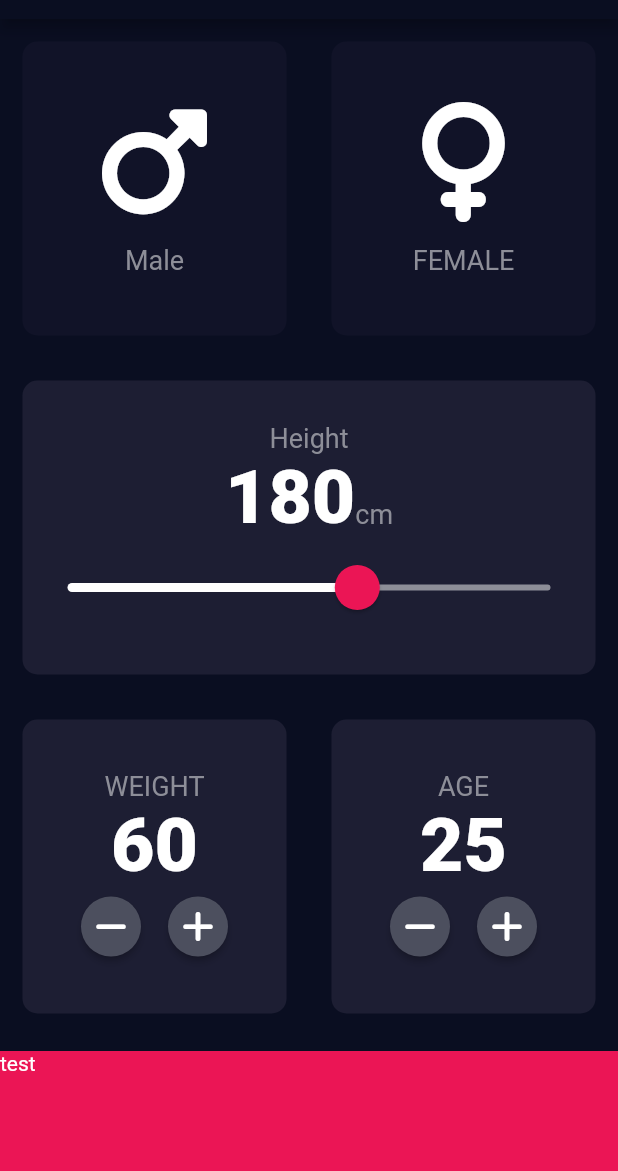
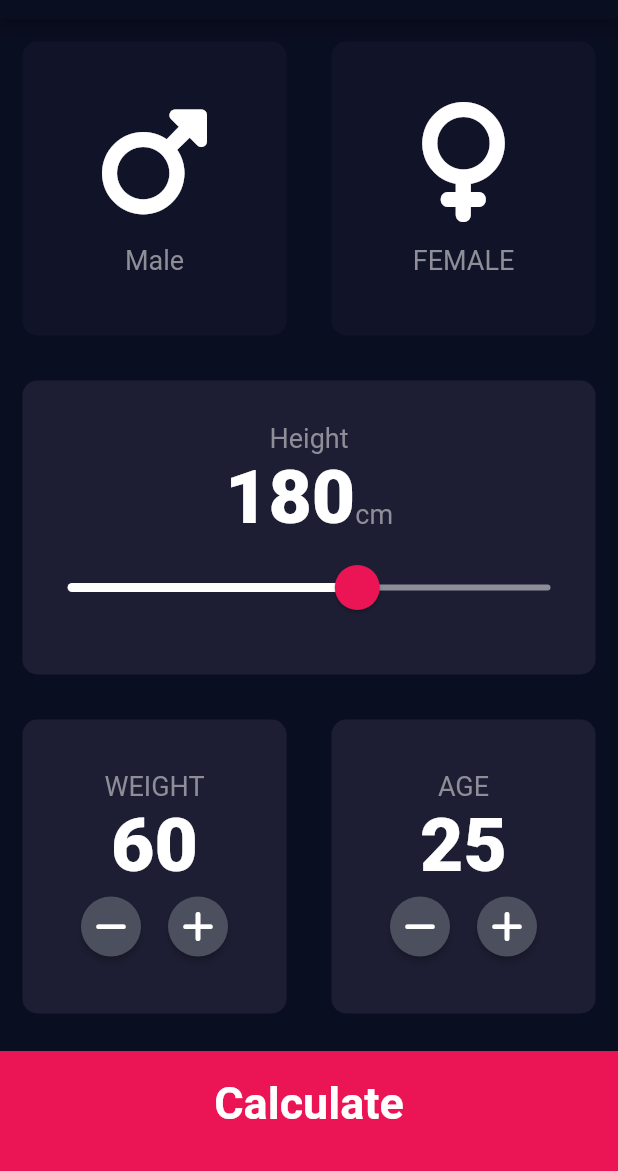
Before and after one commit to boc1234/bmi_calculator, a Flutter app: the screen it shows after launch, on a phone screen of 412 x 824 dp, the part 65-1236 px from its top. Run offline on Flutter 3.47's test engine with Material 2 defaults, Android fonts, the phone set to English and light mode, and no system bars; our stand-ins replace font_awesome_flutter.

Commit message:
new in develop

```diff
--- /dev/null
+++ b/lib/components/bottom_button.dart
@@ -0,0 +1,34 @@
+import 'package:flutter/material.dart';
+import '../constants.dart';
+
+class BottomButton extends StatelessWidget {
+   BottomButton({
+    super.key,
+    required this.buttonTitle,
+    required this.onTap,
+  });
+  final String buttonTitle;
+  final VoidCallback onTap;
+  @override
+  Widget build(BuildContext context) {
+    return GestureDetector(
+      onTap: onTap,
+        // Navigator.push(context,
+        //     MaterialPageRoute(builder: (context) => ResultPage()));
+
+      child: Container(
+        color: kBottomContainerColor,
+        margin: EdgeInsets.only(top: 10.0),
+        width: double.infinity,
+        height: kBottomContainerHeight,
+        padding: EdgeInsets.only(bottom: 10.0),
+        child: Center(
+          child: Text(
+            buttonTitle,
+            style: kLargeButtonTextStyle,
+          ),
+        ),
+      ),
+    );
+  }
+}
--- a/lib/icon_content.dart
+++ b/lib/components/icon_content.dart
@@ -1,6 +1,6 @@
 import 'package:flutter/material.dart';
 
-import 'constants.dart';
+import '../constants.dart';
 
 
 class IconContent extends StatelessWidget {
--- /dev/null
+++ b/lib/components/round_icon_button.dart
@@ -0,0 +1,21 @@
+import 'package:flutter/material.dart';
+
+class RoundIconButton extends StatelessWidget {
+  const RoundIconButton(
+      {super.key, required this.icon, required this.onPressed});
+  final IconData? icon;
+  final VoidCallback? onPressed;
+  @override
+  Widget build(BuildContext context) {
+    return RawMaterialButton(
+      constraints: BoxConstraints.tightFor(
+        width: 40.0,
+        height: 40.0,
+      ),
+      onPressed: onPressed,
+      shape: CircleBorder(),
+      fillColor: Color(0xFF4C4F5E),
+      child: Icon(icon),
+    );
+  }
+}
--- a/lib/main.dart
+++ b/lib/main.dart
@@ -1,5 +1,5 @@
 import 'package:flutter/material.dart';
-import 'input_page.dart';
+import 'screens/input_page.dart';
 
 void main() {
   runApp(BMICalculator());
--- a/lib/result_page.dart
+++ /dev/null
@@ -1,16 +0,0 @@
-import 'package:flutter/material.dart';
-
-class ResultPage extends StatelessWidget {
-  const ResultPage({super.key});
-
-  @override
-  Widget build(BuildContext context) {
-    return  Scaffold(
-        appBar: AppBar(
-          title: Text("BMI CALCULATOR"),
-        ),
-        body: Text("test"),
-      );
-
-  }
-}
--- a/lib/input_page.dart
+++ b/lib/screens/input_page.dart
@@ -1,10 +1,12 @@
-import 'package:bmi_calculator/result_page.dart';
+import 'package:bmi_calculator/calculator_brain.dart';
+import 'package:bmi_calculator/components/round_icon_button.dart';
+import 'result_page.dart';
 import 'package:flutter/material.dart';
 import 'package:font_awesome_flutter/font_awesome_flutter.dart';
-import 'constants.dart';
-import 'reuseable_card.dart';
-import 'icon_content.dart';
-
+import '../components/bottom_button.dart';
+import '../constants.dart';
+import '../components/reuseable_card.dart';
+import '../components/icon_content.dart';
 
 enum Gender { Male, Female }
 
@@ -41,6 +43,8 @@ class _InputPageState extends State<InputPage> {
   int height = 180;
   int weight = 60;
   int age = 25;
+
+
   Gender? selectedGender;
   @override
   Widget build(BuildContext context) {
@@ -227,42 +231,11 @@ class _InputPageState extends State<InputPage> {
                 ],
               ),
             ),
-            GestureDetector(
-              onTap: () {
-                Navigator.push(
-                    context,
-                    MaterialPageRoute(
-                        builder: (context) =>  ResultPage()));
-              },
-              child: Container(
-                color: kBottomContainerColor,
-                margin: EdgeInsets.only(top: 10.0),
-                width: double.infinity,
-                height: kBottomContainerHeight,
-                child: Text("test"),
-              ),
-            ),
+            BottomButton(buttonTitle: "Calculate",onTap: (){
+              CalculatorBrain calc = CalculatorBrain(weight: weight, height: height);
+              Navigator.push(context, MaterialPageRoute(builder:(context)=> ResultPage(bmiResult: calc.CalculatorBMI(), resulText: calc.getResult(), interpretation: calc.getInterpretation())));
+            },),
           ],
         ));
   }
 }
-
-class RoundIconButton extends StatelessWidget {
-  const RoundIconButton(
-      {super.key, required this.icon, required this.onPressed});
-  final IconData? icon;
-  final VoidCallback? onPressed;
-  @override
-  Widget build(BuildContext context) {
-    return RawMaterialButton(
-      constraints: BoxConstraints.tightFor(
-        width: 40.0,
-        height: 40.0,
-      ),
-      onPressed: onPressed,
-      shape: CircleBorder(),
-      fillColor: Color(0xFF4C4F5E),
-      child: Icon(icon),
-    );
-  }
-}
```
Also changed, not shown: lib/calculator_brain.dart (added, +39 -0 lines), lib/constants.dart (+23 -0 lines), lib/screens/result_page.dart (added, +63 -0 lines), lib/components/reuseable_card.dart (renamed from lib/reuseable_card.dart).
